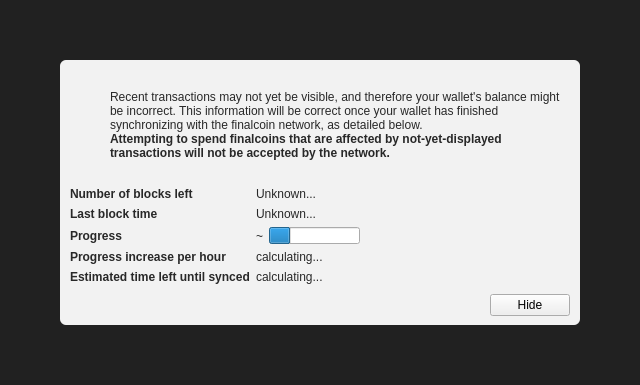
Above: src/qt/forms/modaloverlay.ui from dungdamquoc1993/litecoin-0.14.2 before the change. Below: the same form after it.
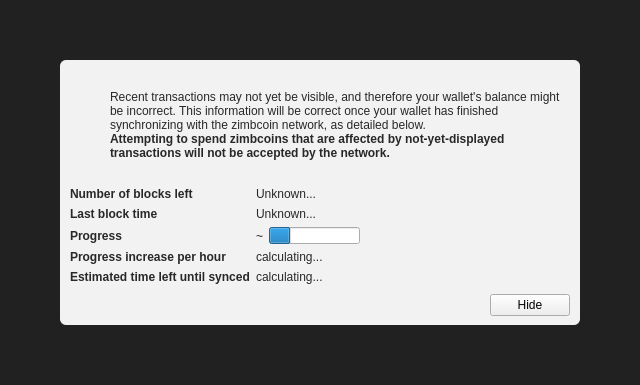
That is the form after the change. Icons and pictures are not drawn. Custom widgets are drawn as their Qt base class.

Patch:
```diff
--- a/src/qt/forms/modaloverlay.ui
+++ b/src/qt/forms/modaloverlay.ui
@@ -130,7 +130,7 @@
              <item>
               <widget class="QLabel" name="infoText">
                <property name="text">
-                <string>Recent transactions may not yet be visible, and therefore your wallet's balance might be incorrect. This information will be correct once your wallet has finished synchronizing with the finalcoin network, as detailed below.</string>
+                <string>Recent transactions may not yet be visible, and therefore your wallet's balance might be incorrect. This information will be correct once your wallet has finished synchronizing with the zimbcoin network, as detailed below.</string>
                </property>
                <property name="textFormat">
                 <enum>Qt::RichText</enum>
@@ -149,7 +149,7 @@
                 </font>
                </property>
                <property name="text">
-                <string>Attempting to spend finalcoins that are affected by not-yet-displayed transactions will not be accepted by the network.</string>
+                <string>Attempting to spend zimbcoins that are affected by not-yet-displayed transactions will not be accepted by the network.</string>
                </property>
                <property name="textFormat">
                 <enum>Qt::RichText</enum>
```
